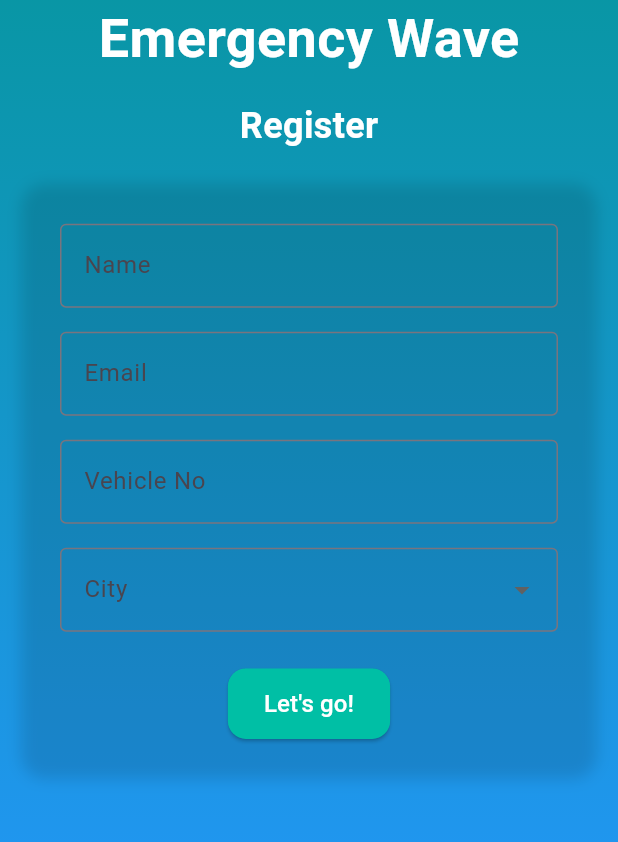
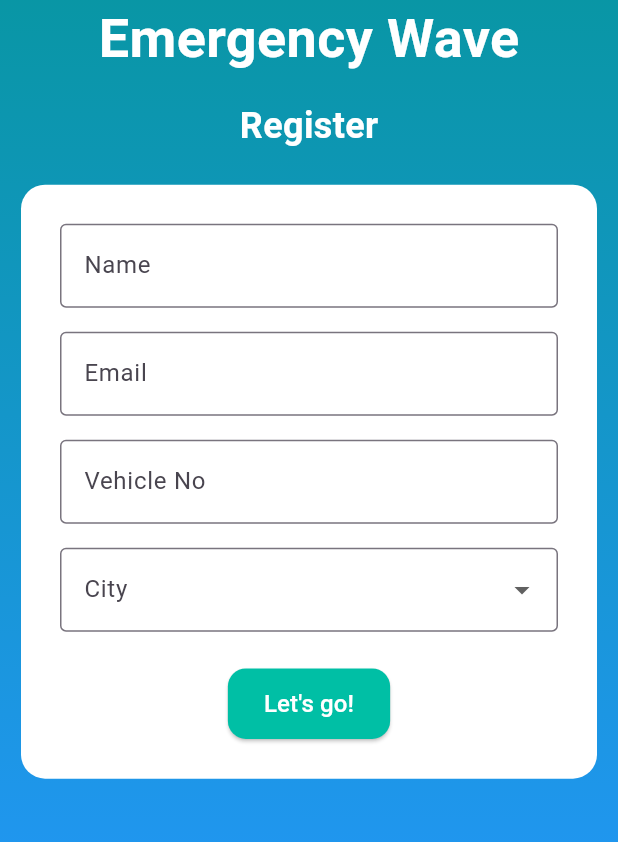
Before and after one commit to ananyaudupa/HK-07, a Flutter app: the screen it shows after launch, after a tap on "Get started", on a phone screen of 412 x 824 dp, the part 336-1178 px from its top. Run offline on Flutter 3.47's test engine with Material 3 defaults, Android fonts, the phone set to English and light mode, and no system bars; our stand-ins replace fluttertoast, geolocator.

Commit message:
error debuged

```diff
--- a/lib/register.dart
+++ b/lib/register.dart
@@ -64,8 +64,8 @@ class _RegisterState extends State<Register> {
                     borderRadius: BorderRadius.circular(16.0),
                     boxShadow: [
                       BoxShadow(
-                        color: Colors.black12,
-                        blurRadius: 8.0,
+                        color: Colors.white,
+                        blurRadius: 0.0,
                         spreadRadius: 2.0,
                       ),
                     ],
--- a/lib/welcome.dart
+++ b/lib/welcome.dart
@@ -9,7 +9,7 @@ class EmergencyWaveApp extends StatelessWidget {
       debugShowCheckedModeBanner: false,
       home: Scaffold(
         body: Container(
-          decoration: Decoration(
+          decoration: BoxDecoration(
             gradient: LinearGradient(
               begin: Alignment.topCenter,
               end: Alignment.bottomCenter,
```
